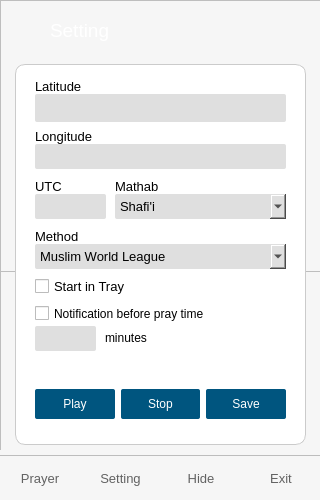
Above: main.ui from butirpadi/AyoShalat before the change. Below: the same form after it.
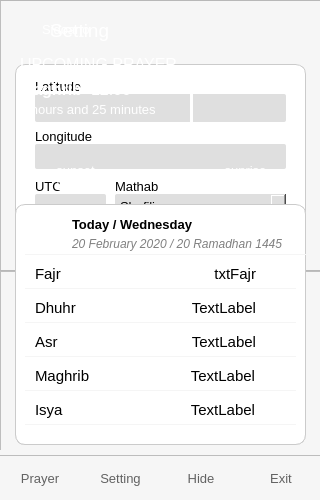
That is the form after the change. Icons and pictures are not drawn.

```diff
--- a/main.ui
+++ b/main.ui
@@ -452,9 +452,14 @@
     <property name="styleSheet">
      <string notr="true">#frame_time_table{
 	background-color: rgb(255, 255, 255);
-        border-radius:10;
-border-style:outer;
-border:1px solid #cbcbcb;
+    border-radius:10;
+	border-style:outer;
+	border:1px solid #cbcbcb;
+}
+
+.QFrame{
+	border-bottom:1px solid whitesmoke;
+	border-radius:0;
 }</string>
     </property>
     <property name="frameShape">
@@ -562,17 +567,13 @@
      <property name="geometry">
       <rect>
        <x>10</x>
-       <y>50</y>
+       <y>54</y>
        <width>271</width>
        <height>31</height>
       </rect>
      </property>
      <property name="styleSheet">
-      <string notr="true">#frameFajr{
-    border-style: outset;
-	border-bottom:1px solid whitesmoke;
-	border-radius:0;
-}</string>
+      <string notr="true"/>
      </property>
      <property name="frameShape">
       <enum>QFrame::NoFrame</enum>
@@ -604,7 +605,7 @@
       <property name="font">
        <font>
         <family>Ubuntu</family>
-        <pointsize>10</pointsize>
+        <pointsize>11</pointsize>
        </font>
       </property>
       <property name="styleSheet">
@@ -656,7 +657,7 @@
       <property name="font">
        <font>
         <family>Ubuntu</family>
-        <pointsize>10</pointsize>
+        <pointsize>11</pointsize>
        </font>
       </property>
       <property name="layoutDirection">
@@ -677,7 +678,7 @@
      <property name="geometry">
       <rect>
        <x>10</x>
-       <y>84</y>
+       <y>88</y>
        <width>271</width>
        <height>31</height>
       </rect>
@@ -689,19 +690,13 @@
       </font>
      </property>
      <property name="styleSheet">
-      <string notr="true">#frameDhuhr{
-	color:black;
-	border-style: outset;
-	border-bottom:1px solid whitesmoke;
-	border-radius:0;
-
-}</string>
+      <string notr="true"/>
      </property>
      <property name="frameShape">
-      <enum>QFrame::StyledPanel</enum>
+      <enum>QFrame::NoFrame</enum>
      </property>
      <property name="frameShadow">
-      <enum>QFrame::Raised</enum>
+      <enum>QFrame::Plain</enum>
      </property>
      <widget class="QLabel" name="label_12">
       <property name="geometry">
@@ -721,7 +716,7 @@
       <property name="font">
        <font>
         <family>Ubuntu</family>
-        <pointsize>10</pointsize>
+        <pointsize>11</pointsize>
         <bold>false</bold>
        </font>
       </property>
@@ -774,7 +769,7 @@
       <property name="font">
        <font>
         <family>Ubuntu</family>
-        <pointsize>10</pointsize>
+        <pointsize>11</pointsize>
        </font>
       </property>
       <property name="layoutDirection">
@@ -791,11 +786,11 @@
       </property>
      </widget>
     </widget>
-    <widget class="QFrame" name="frame_7">
+    <widget class="QFrame" name="frameAsr">
      <property name="geometry">
       <rect>
        <x>10</x>
-       <y>118</y>
+       <y>122</y>
        <width>271</width>
        <height>31</height>
       </rect>
@@ -807,19 +802,13 @@
       </font>
      </property>
      <property name="styleSheet">
-      <string notr="true">#frame_7{
-	color:black;
-	border-style: outset;
-	border-bottom:1px solid whitesmoke;
-	border-radius:0;
-
-}</string>
+      <string notr="true"/>
      </property>
      <property name="frameShape">
-      <enum>QFrame::StyledPanel</enum>
+      <enum>QFrame::NoFrame</enum>
      </property>
      <property name="frameShadow">
-      <enum>QFrame::Raised</enum>
+      <enum>QFrame::Plain</enum>
      </property>
      <widget class="QLabel" name="label_15">
       <property name="geometry">
@@ -839,7 +828,7 @@
       <property name="font">
        <font>
         <family>Ubuntu</family>
-        <pointsize>10</pointsize>
+        <pointsize>11</pointsize>
         <bold>false</bold>
        </font>
       </property>
@@ -892,7 +881,7 @@
       <property name="font">
        <font>
         <family>Ubuntu</family>
-        <pointsize>10</pointsize>
+        <pointsize>11</pointsize>
        </font>
       </property>
       <property name="layoutDirection">
@@ -909,11 +898,11 @@
       </property>
      </widget>
     </widget>
-    <widget class="QFrame" name="frame_8">
+    <widget class="QFrame" name="frameMaghrib">
      <property name="geometry">
       <rect>
        <x>10</x>
-       <y>152</y>
+       <y>156</y>
        <width>271</width>
        <height>31</height>
       </rect>
@@ -925,19 +914,13 @@
       </font>
      </property>
      <property name="styleSheet">
-      <string notr="true">#frame_8{
-	color:black;
-	border-style: outset;
-	border-bottom:1px solid whitesmoke;
-	border-radius:0;
-
-}</string>
+      <string notr="true"/>
      </property>
      <property name="frameShape">
-      <enum>QFrame::StyledPanel</enum>
+      <enum>QFrame::NoFrame</enum>
      </property>
      <property name="frameShadow">
-      <enum>QFrame::Raised</enum>
+      <enum>QFrame::Plain</enum>
      </property>
      <widget class="QLabel" name="label_18">
       <property name="geometry">
@@ -957,7 +940,7 @@
       <property name="font">
        <font>
         <family>Ubuntu</family>
-        <pointsize>10</pointsize>
+        <pointsize>11</pointsize>
         <bold>false</bold>
        </font>
       </property>
@@ -1010,7 +993,7 @@
       <property name="font">
        <font>
         <family>Ubuntu</family>
-        <pointsize>10</pointsize>
+        <pointsize>11</pointsize>
        </font>
       </property>
       <property name="layoutDirection">
@@ -1027,11 +1010,11 @@
       </property>
      </widget>
     </widget>
-    <widget class="QFrame" name="frame_9">
+    <widget class="QFrame" name="frameIsya">
      <property name="geometry">
       <rect>
        <x>10</x>
-       <y>186</y>
+       <y>190</y>
        <width>271</width>
        <height>31</height>
       </rect>
@@ -1043,19 +1026,13 @@
       </font>
      </property>
      <property name="styleSheet">
-      <string notr="true">#frame_9{
-	color:black;
-	border-style: outset;
-	border-bottom:1px solid whitesmoke;
-	border-radius:0;
-
-}</string>
+      <string notr="true"/>
      </property>
      <property name="frameShape">
-      <enum>QFrame::StyledPanel</enum>
+      <enum>QFrame::NoFrame</enum>
      </property>
      <property name="frameShadow">
-      <enum>QFrame::Raised</enum>
+      <enum>QFrame::Plain</enum>
      </property>
      <widget class="QLabel" name="label_21">
       <property name="geometry">
@@ -1075,7 +1052,7 @@
       <property name="font">
        <font>
         <family>Ubuntu</family>
-        <pointsize>10</pointsize>
+        <pointsize>11</pointsize>
         <bold>false</bold>
        </font>
       </property>
@@ -1128,7 +1105,7 @@
       <property name="font">
        <font>
         <family>Ubuntu</family>
-        <pointsize>10</pointsize>
+        <pointsize>11</pointsize>
        </font>
       </property>
       <property name="layoutDirection">
@@ -2072,9 +2049,9 @@
     <zorder>label_22</zorder>
     <zorder>lblIconSetting</zorder>
    </widget>
+   <zorder>frameSetting</zorder>
    <zorder>frameDashboardUpper</zorder>
    <zorder>frame_time_table</zorder>
-   <zorder>frameSetting</zorder>
    <zorder>frameButtonBar</zorder>
   </widget>
  </widget>
```
